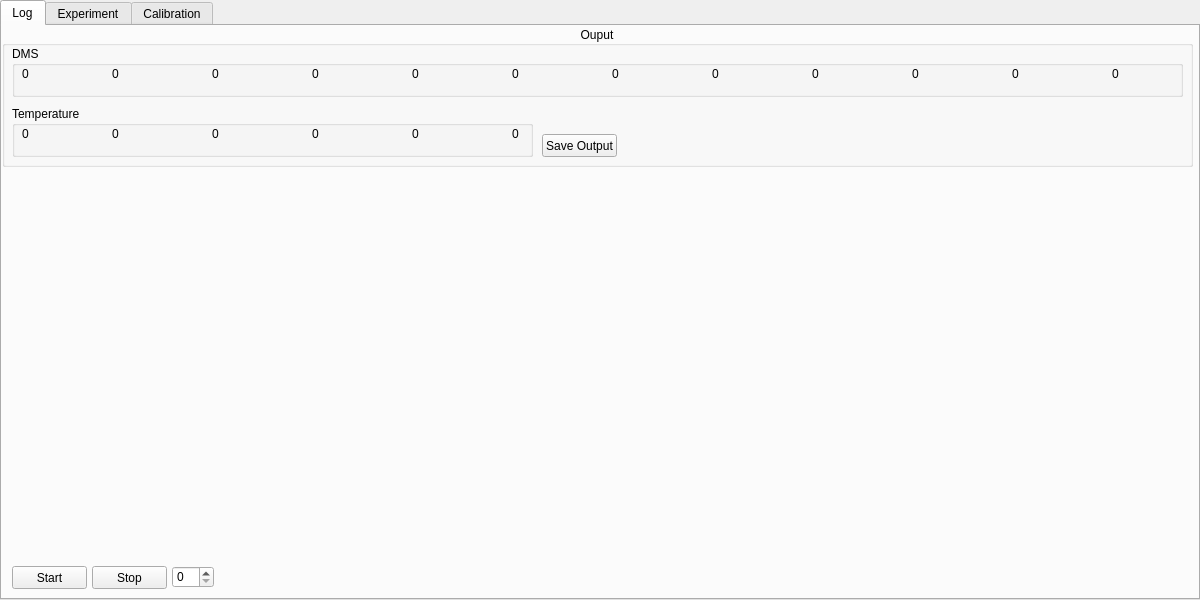
First picture: the form in mainwindow.ui, repository YongSa/pythonHERMESS, before the edit.
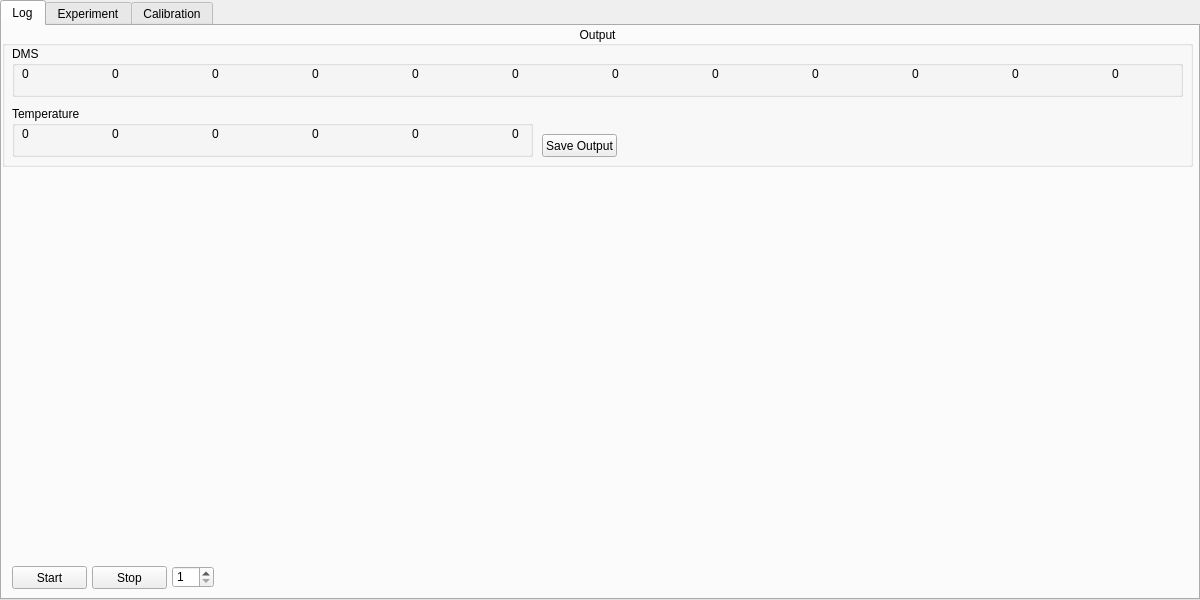
Second picture: the form after the edit. Icons and pictures are not drawn.

Patch:
```diff
--- a/mainwindow.ui
+++ b/mainwindow.ui
@@ -78,7 +78,7 @@
        </rect>
       </property>
       <property name="title">
-       <string>Ouput</string>
+       <string>Output</string>
       </property>
       <property name="alignment">
        <set>Qt::AlignCenter</set>
@@ -376,8 +376,11 @@
         <height>22</height>
        </rect>
       </property>
+      <property name="minimum">
+       <number>1</number>
+      </property>
       <property name="maximum">
-       <number>5</number>
+       <number>6</number>
       </property>
      </widget>
     </widget>
```
